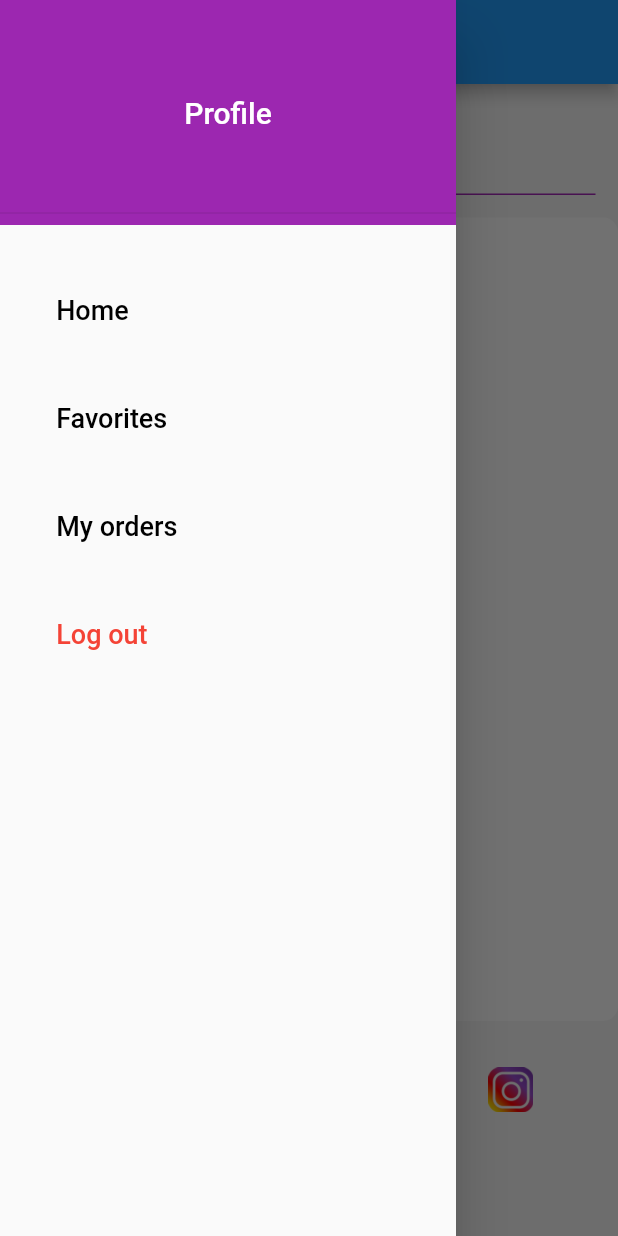
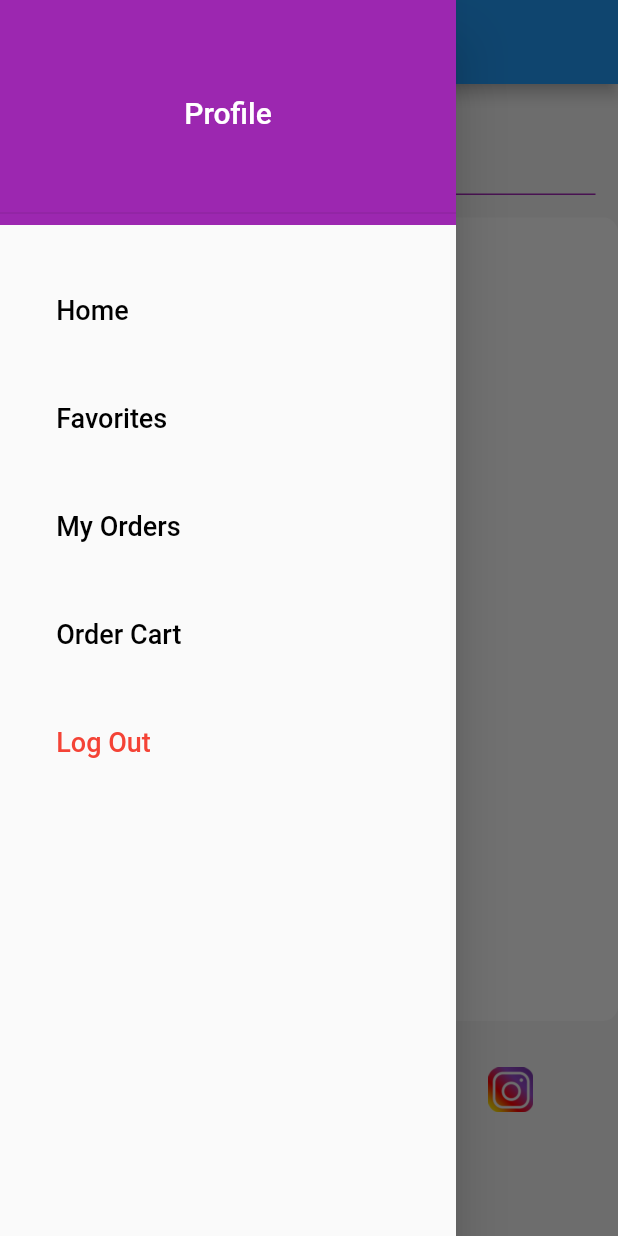
Before and after one commit to umar-bunu/meraketme, a Flutter app: the Home screen opened directly, with the side drawer open, on a phone screen of 412 x 824 dp. Run offline on Flutter 3.47's test engine with Material 2 defaults, Android fonts, the phone set to English and light mode, and no system bars; our stand-ins replace animated_text_kit, cloud_firestore, firebase_auth, firebase_core, google_fonts, google_maps_flutter and 2 more; missing offline and left inert: dart:ffi; accounts and stored records are empty.

Commit message:
stable upgrade

```diff
--- a/lib/screens/home.dart
+++ b/lib/screens/home.dart
@@ -234,7 +234,7 @@ class _HomeState extends State<Home> {
                     const SizedBox(
                       height: 10,
                     ),
-                    Text('Support Service'),
+                    const Text('Support Service'),
                     Row(
                       mainAxisAlignment: MainAxisAlignment.spaceEvenly,
                       children: [
--- a/lib/widgets/drawerClass.dart
+++ b/lib/widgets/drawerClass.dart
@@ -1,6 +1,7 @@
 // ignore_for_file: file_names
 
 import 'package:meraketme/screens/Profile.dart';
+import 'package:meraketme/screens/orderHistory.dart';
 import 'package:meraketme/screens/shopping_cart.dart';
 
 import '../screens/home.dart';
@@ -15,10 +16,7 @@ class DrawerClass extends StatelessWidget {
   @override
   Widget build(BuildContext context) {
     return Drawer(
-        child: ListView(
-            padding: EdgeInsets.zero,
-            shrinkWrap: true,
-            children: <Widget>[
+        child: Flex(direction: Axis.vertical, children: <Widget>[
       GestureDetector(
         onTap: () {
           Navigator.push(
@@ -58,12 +56,15 @@ class DrawerClass extends StatelessWidget {
             '   Home',
             style: TextStyle(fontSize: 18, color: Colors.black),
           ),
-              onTap: () {},
+          onTap: () {
+            Navigator.pushReplacement(
+                context,
+                MaterialPageRoute(
+                    builder: (BuildContext context) => const Home()));
+          },
         ),
       ),
       Padding(
-            padding: const EdgeInsets.all(0.0),
-            child: Padding(
         padding: const EdgeInsets.all(8.0),
         child: ListTile(
           title: const Text(
@@ -73,33 +74,41 @@ class DrawerClass extends StatelessWidget {
           onTap: () async {},
         ),
       ),
-          ),
       Padding(
-            padding: const EdgeInsets.all(0.0),
-            child: Padding(
         padding: const EdgeInsets.all(8.0),
         child: ListTile(
           title: const Text(
-                  '   My orders',
+            '   My Orders',
             style: TextStyle(fontSize: 18, color: Colors.black),
           ),
           onTap: () async {
             Navigator.push(
                 context,
                 MaterialPageRoute(
-                          builder: (BuildContext context) =>
-                              const ShoppingCart()));
+                    builder: (BuildContext context) => const OrderHistory()));
           },
         ),
       ),
-          ),
       Padding(
-            padding: const EdgeInsets.all(0.0),
-            child: Padding(
         padding: const EdgeInsets.all(8.0),
         child: ListTile(
           title: const Text(
-                  '   Log out',
+            '   Order Cart',
+            style: TextStyle(fontSize: 18, color: Colors.black),
+          ),
+          onTap: () {
+            Navigator.push(
+                context,
+                MaterialPageRoute(
+                    builder: (BuildContext context) => const ShoppingCart()));
+          },
+        ),
+      ),
+      Padding(
+        padding: const EdgeInsets.all(8.0),
+        child: ListTile(
+          title: const Text(
+            '   Log Out',
             style: TextStyle(fontSize: 18, color: Colors.red),
           ),
           onTap: () async {
@@ -111,7 +120,6 @@ class DrawerClass extends StatelessWidget {
           },
         ),
       ),
-          ),
     ]));
   }
 }
```
Also changed, not shown: lib/screens/orderHistory.dart (added, +111 -0 lines), lib/services/FireStoreServices.dart (+14 -0 lines), pubspec.yaml (+5 -4 lines), pubspec.lock. Lines whose indentation alone changed are shown as unchanged.
